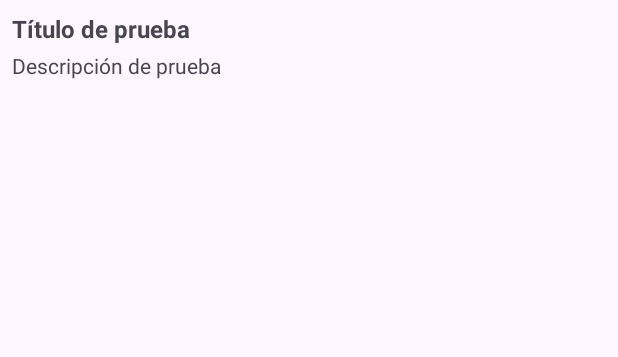
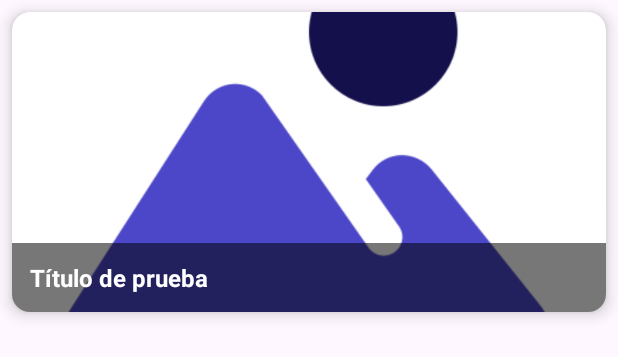
Before and after one commit to peedrogarcia/PracticaNews, an Android app: the layout item_news.xml on its own in the app's theme, with its tools: preview values and no code run, on a phone screen of 412 x 824 dp. Shown: the top 357 px of the screen. Run offline under Robolectric (Android 15) with nearby library versions, the phone set to English and light mode, and no system bars.

Commit message:
imagenes

```diff
--- a/app/build.gradle.kts
+++ b/app/build.gradle.kts
@@ -58,6 +58,9 @@ dependencies {
     implementation("org.jetbrains.kotlinx:kotlinx-coroutines-android:1.9.0")
     implementation(libs.car.ui.lib)
 
+    implementation("com.github.bumptech.glide:glide:4.16.0")
+    annotationProcessor("com.github.bumptech.glide:compiler:4.16.0")
+
     testImplementation(libs.junit)
     androidTestImplementation(libs.androidx.junit)
     androidTestImplementation(libs.androidx.espresso.core)
--- a/app/src/main/java/com/example/httpp2/NewsAdapter.kt
+++ b/app/src/main/java/com/example/httpp2/NewsAdapter.kt
@@ -3,10 +3,12 @@ package com.example.httpp2
 import android.view.LayoutInflater
 import android.view.View
 import android.view.ViewGroup
+import android.widget.ImageView
 import android.widget.TextView
 import androidx.recyclerview.widget.RecyclerView
+import com.bumptech.glide.Glide
 
-class NewsAdapter(var articles: List<Article>) : RecyclerView.Adapter<NewsAdapter.NewsViewHolder>() {
+class NewsAdapter(private var articles: List<Article>) : RecyclerView.Adapter<NewsAdapter.NewsViewHolder>() {
 
     fun updateData(newArticles: List<Article>) {
         articles = newArticles
@@ -27,11 +29,18 @@ class NewsAdapter(var articles: List<Article>) : RecyclerView.Adapter<NewsAdapte
 
     class NewsViewHolder(itemView: View) : RecyclerView.ViewHolder(itemView) {
         private val tvTitle: TextView = itemView.findViewById(R.id.tvTitle)
-        private val tvDescription: TextView = itemView.findViewById(R.id.tvDescription)
+        private val ivNewsImage: ImageView = itemView.findViewById(R.id.ivNewsImage)
 
         fun bind(article: Article) {
+            // Establecer el título de la noticia
             tvTitle.text = article.title
-            tvDescription.text = article.description
+
+            // Cargar la imagen desde la URL usando Glide
+            Glide.with(itemView.context)
+                .load(article.urlToImage)         // URL de la imagen
+                .placeholder(R.drawable.placeholder_image)  // Imagen de carga
+                .error(R.drawable.error_image)             // Imagen en caso de error
+                .into(ivNewsImage)
         }
     }
 }
--- a/app/src/main/res/layout/item_news.xml
+++ b/app/src/main/res/layout/item_news.xml
@@ -1,33 +1,39 @@
 <?xml version="1.0" encoding="utf-8"?>
-<androidx.constraintlayout.widget.ConstraintLayout
+<androidx.cardview.widget.CardView
     xmlns:android="http://schemas.android.com/apk/res/android"
     xmlns:app="http://schemas.android.com/apk/res-auto"
     android:layout_width="match_parent"
     android:layout_height="wrap_content"
-    android:padding="8dp">
+    android:layout_margin="8dp"
+    app:cardCornerRadius="12dp"
+    app:cardElevation="6dp">
 
-    <!-- Título de la noticia -->
-    <TextView
-        android:id="@+id/tvTitle"
-        android:layout_width="0dp"
-        android:layout_height="wrap_content"
-        android:text="Título de prueba"
-        android:textStyle="bold"
-        android:textSize="16sp"
-        app:layout_constraintStart_toStartOf="parent"
-        app:layout_constraintEnd_toEndOf="parent"
-        app:layout_constraintTop_toTopOf="parent"/>
+    <FrameLayout
+        android:layout_width="match_parent"
+        android:layout_height="200dp">
 
-    <!-- Descripción de la noticia (opcional) -->
-    <TextView
-        android:id="@+id/tvDescription"
-        android:layout_width="0dp"
-        android:layout_height="wrap_content"
-        android:text="Descripción de prueba"
-        android:textSize="14sp"
-        android:layout_marginTop="4dp"
-        app:layout_constraintStart_toStartOf="parent"
-        app:layout_constraintTop_toBottomOf="@id/tvTitle"
-        app:layout_constraintEnd_toEndOf="parent"/>
+        <!-- Imagen de fondo -->
+        <ImageView
+            android:id="@+id/ivNewsImage"
+            android:layout_width="match_parent"
+            android:layout_height="match_parent"
+            android:scaleType="centerCrop"
+            android:contentDescription="@string/news_image"
+            android:src="@drawable/placeholder_image" />
 
-</androidx.constraintlayout.widget.ConstraintLayout>
+        <!-- Título centrado en la parte inferior -->
+        <TextView
+            android:id="@+id/tvTitle"
+            android:layout_width="match_parent"
+            android:layout_height="wrap_content"
+            android:layout_gravity="bottom"
+            android:padding="12dp"
+            android:background="#88000000"
+            android:textColor="@android:color/white"
+            android:textStyle="bold"
+            android:textSize="16sp"
+            android:ellipsize="end"
+            android:maxLines="2"
+            android:text="Título de prueba" />
+    </FrameLayout>
+</androidx.cardview.widget.CardView>
--- a/app/src/main/res/values/strings.xml
+++ b/app/src/main/res/values/strings.xml
@@ -1,5 +1,6 @@
 <resources>
     <string name="app_name">httpP2</string>
+    <string name="news_image">Imagen de la noticia</string>
     <string-array name="categories_array">
         <item>General</item>
         <item>Negocios</item>
```
Also changed, not shown: app/src/main/res/drawable/error_image.png (added), app/src/main/res/drawable/placeholder_image.png (added).
